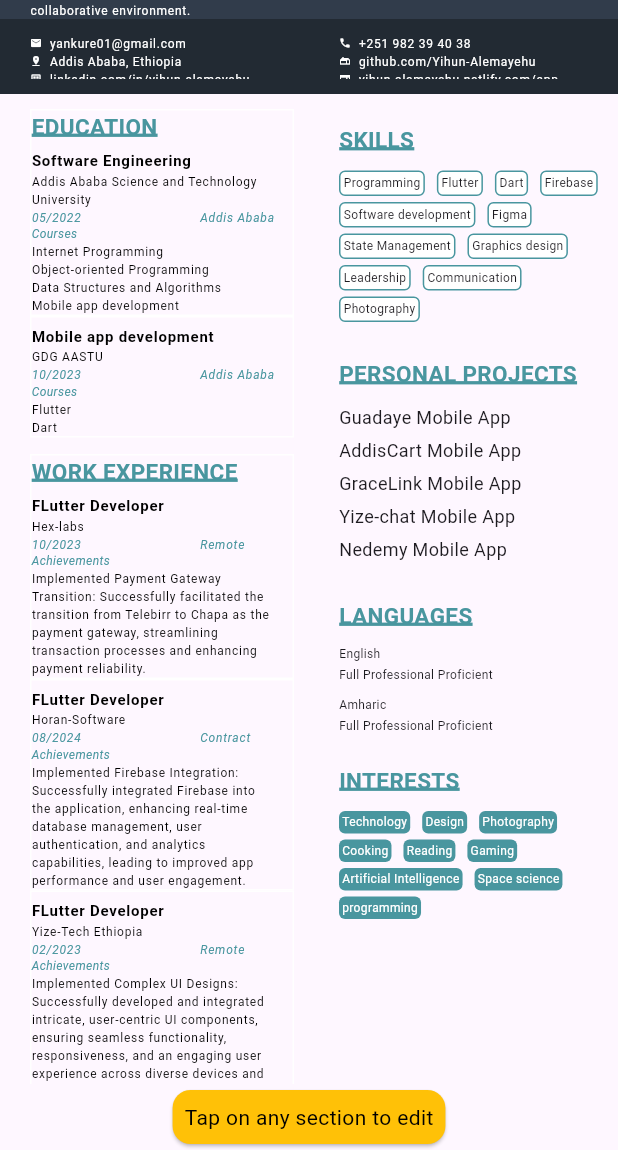
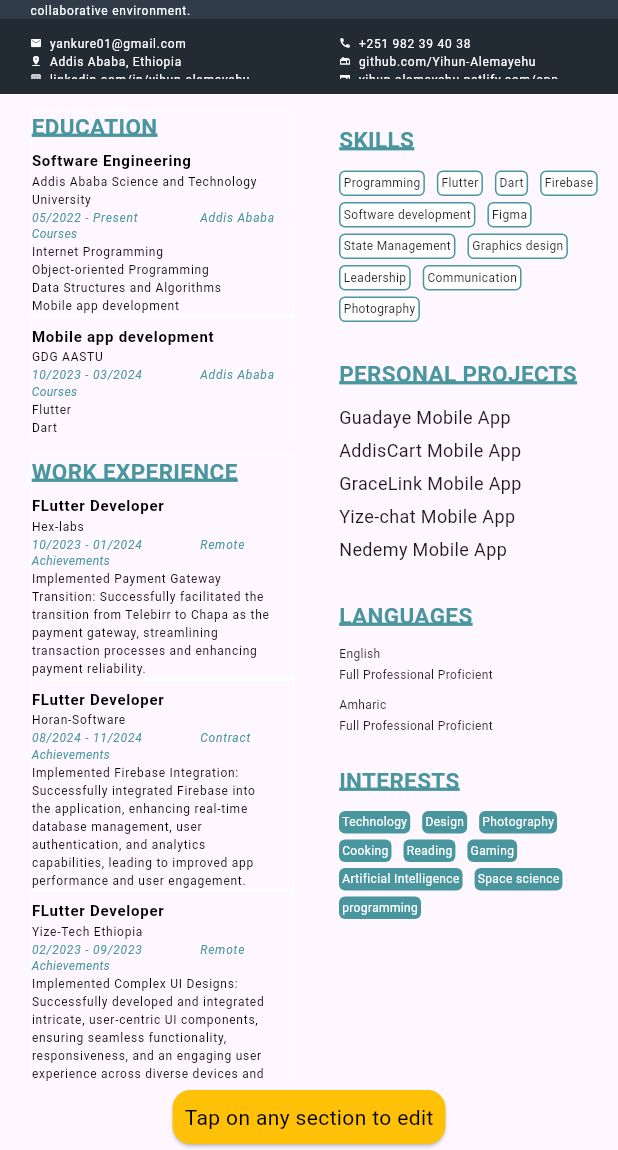
Before and after one commit to Yihun-Alemayehu/Resume-builder, a Flutter app: the screen it shows after launch, scrolled down 161 dp, on a phone screen of 412 x 824 dp, the part 86-1236 px from its top. Run offline on Flutter 3.47's test engine with Material 3 defaults, Android fonts, the phone set to English and light mode, and no system bars; our stand-ins replace calendar_date_picker2, flutter_form_builder, image_picker, intl_phone_number_input, open_file, pdf; missing offline and left inert: flutter_pdfview.

Commit message:
[fix] : start and end date of education and work experience, courses iteration and minor issues fixed

```diff
--- a/lib/screens/resume_template.dart
+++ b/lib/screens/resume_template.dart
@@ -153,7 +153,7 @@ class _TemporaryColumnState extends State<TemporaryColumn> {
     EducationBackground(
       fieldOfStudy: 'Software Engineering',
       institutionName: 'Addis Ababa Science and Technology University',
-      startDate: '05/2022',
+      startDate: '05/2022 - Present',
       endDate: 'Present',
       institutionAddress: 'Addis Ababa',
       courses: [
@@ -166,39 +166,19 @@ class _TemporaryColumnState extends State<TemporaryColumn> {
     EducationBackground(
       fieldOfStudy: 'Mobile app development',
       institutionName: 'GDG AASTU',
-      startDate: '10/2023',
+      startDate: '10/2023 - 03/2024',
       endDate: '03/2024',
       institutionAddress: 'Addis Ababa',
-      courses: ['Flutter', 'Dart'],
+      courses: ['Flutter', 'Dart', 'Firebase', 'Bloc State Management'],
     ),
   ];
 
-  // List education1 = [
-  //   'Software Engineering',
-  //   'Addis Ababa Science and Technology University',
-  //   '05/2022',
-  //   'Present',
-  //   'Addis Ababa',
-  //   'Internet Programming',
-  //   'Object-oriented Programming',
-  //   'Data Structures and Algorithms',
-  //   'Mobile app development',
-  // ];
-  // List education2 = [
-  //   'Mobile app development',
-  //   'GDG AASTU',
-  //   '10/2023',
-  //   '03/2024',
-  //   'Addis Ababa',
-  //   'Flutter',
-  //   'Dart',
-  // ];
 
   List<WorkExperience> workExp = [
     WorkExperience(
       jobTitle: 'FLutter Developer',
       companyName: 'Hex-labs',
-      startDate: '10/2023',
+      startDate: '10/2023 - 01/2024',
       endDate: '01/2024',
       jobType: 'Remote',
       achievements:
@@ -207,7 +187,7 @@ class _TemporaryColumnState extends State<TemporaryColumn> {
     WorkExperience(
       jobTitle: 'FLutter Developer',
       companyName: 'Horan-Software',
-      startDate: '08/2024',
+      startDate: '08/2024 - 11/2024',
       endDate: '11/2024',
       jobType: 'Contract',
       achievements:
@@ -216,45 +196,15 @@ class _TemporaryColumnState extends State<TemporaryColumn> {
     WorkExperience(
       jobTitle: 'FLutter Developer',
       companyName: 'Yize-Tech Ethiopia',
-      startDate: '02/2023',
+      startDate: '02/2023 - 09/2023',
       endDate: '09/2023',
       jobType: 'Remote',
       achievements:
           'Implemented Complex UI Designs: Successfully developed and integrated intricate, user-centric UI components, ensuring seamless functionality, responsiveness, and an engaging user experience across diverse devices and screen sizes.',
     ),
   ];
-  List workExperience1 = [
-    'FLutter Developer',
-    'Hex-labs',
-    '10/2023',
-    '01/2024',
-    'Remote',
-    'Implemented Payment Gateway Transition: Successfully '
-        'facilitated the transition from Telebirr to Chapa as the payment '
-        'gateway, streamlining transaction processes and enhancing '
-        'payment reliability.',
-  ];
-  List workExperience2 = [
-    'FLutter Developer',
-    'Horan-Software',
-    '08/2024',
-    '11/2024',
-    'Contract',
-    'Implemented Firebase Integration: Successfully integrated Firebase into '
-        'the application, enhancing real-time database management, user '
-        'authentication, and analytics capabilities, leading to improved app '
-        'performance and user engagement.',
-  ];
-  List workExperience3 = [
-    'FLutter Developer',
-    'Yize-Tech Ethiopia',
-    '02/2023',
-    '09/2023',
-    'Remote',
-    'Implemented Complex UI Designs: Successfully developed and integrated intricate, '
-        'user-centric UI components, ensuring seamless functionality, responsiveness, and an '
-        'engaging user experience across diverse devices and screen sizes.',
-  ];
+
+
   List skills = [
     'Programming',
     'Flutter',
@@ -646,7 +596,6 @@ class _TemporaryColumnState extends State<TemporaryColumn> {
     _startDateController.text = edu[0].startDate;
     _endDateController.text = edu[0].endDate;
     _institutionAddressController.text = edu[0].institutionAddress;
-    _coursesController.text = edu[0].courses[0];
 
     _fieldOfStudyController2.text = edu[1].fieldOfStudy;
     _institutionNameController2.text = edu[1].institutionName;
@@ -686,8 +635,8 @@ class _TemporaryColumnState extends State<TemporaryColumn> {
 
     _coursesController4eduTwo1.text = edu[1].courses[0];
     _coursesController4eduTwo2.text = edu[1].courses[1];
-    _coursesController4eduTwo3.text = edu[1].courses[0];
-    _coursesController4eduTwo4.text = edu[1].courses[1];
+    _coursesController4eduTwo3.text = edu[1].courses[2];
+    _coursesController4eduTwo4.text = edu[1].courses[3];
 
     _coursesController4eduThree1.text = edu[0].courses[0];
     _coursesController4eduThree2.text = edu[0].courses[1];
@@ -696,8 +645,8 @@ class _TemporaryColumnState extends State<TemporaryColumn> {
 
     _coursesController4eduFour1.text = edu[1].courses[0];
     _coursesController4eduFour2.text = edu[1].courses[1];
-    _coursesController4eduFour3.text = edu[1].courses[0];
-    _coursesController4eduFour4.text = edu[1].courses[1];
+    _coursesController4eduFour3.text = edu[1].courses[2];
+    _coursesController4eduFour4.text = edu[1].courses[3];
 
     _coursesController4eduFive1.text = edu[0].courses[0];
     _coursesController4eduFive2.text = edu[0].courses[1];
@@ -706,8 +655,8 @@ class _TemporaryColumnState extends State<TemporaryColumn> {
 
     _coursesController4eduSix1.text = edu[1].courses[0];
     _coursesController4eduSix2.text = edu[1].courses[1];
-    _coursesController4eduSix3.text = edu[1].courses[0];
-    _coursesController4eduSix4.text = edu[1].courses[1];
+    _coursesController4eduSix3.text = edu[1].courses[2];
+    _coursesController4eduSix4.text = edu[1].courses[3];
 
     // Work Experience controllers
     _workExpJobTitleController1.text = workExp[0].jobTitle;
@@ -1022,35 +971,6 @@ class _TemporaryColumnState extends State<TemporaryColumn> {
                           ),
                         ),
                       ),
-                      // GestureDetector(
-                      //   onTap: () {
-                      //     showModalBottomSheet(
-                      //       context: context,
-                      //       builder: (context) {
-                      //         return EditField(
-                      //           editableField: (value) {
-                      //             setState(() {
-                      //               myUser = myUser.copyWith(bio: value);
-                      //             });
-                      //           },
-                      //           fieldName: 'About Yourself',
-                      //         );
-                      //       },
-                      //     );
-                      //   },
-                      //   child: Padding(
-                      //     padding: const EdgeInsets.only(bottom: 10),
-                      //     child: Text(
-                      //       myUser.bio,
-                      //       style: const TextStyle(
-                      //         color: Colors.white,
-                      //         fontSize: 8,
-                      //       ),
-                      //       overflow: TextOverflow.visible,
-                      //       softWrap: true,
-                      //     ),
-                      //   ),
-                      // )
                     ],
                   ),
                 ),
```
